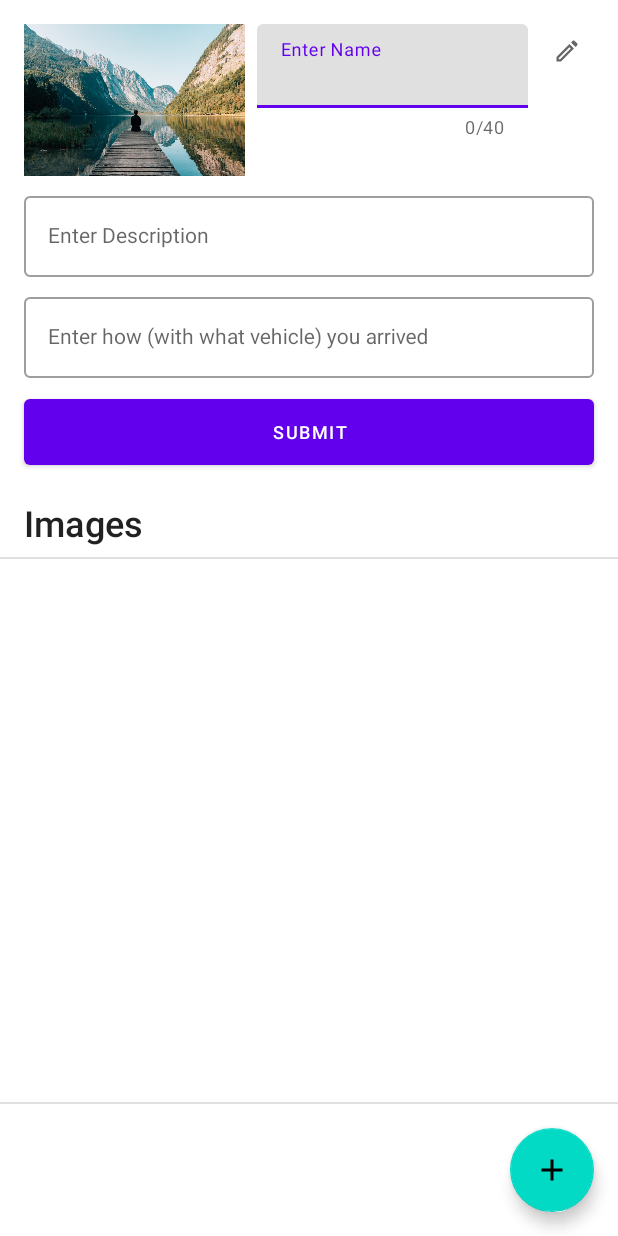
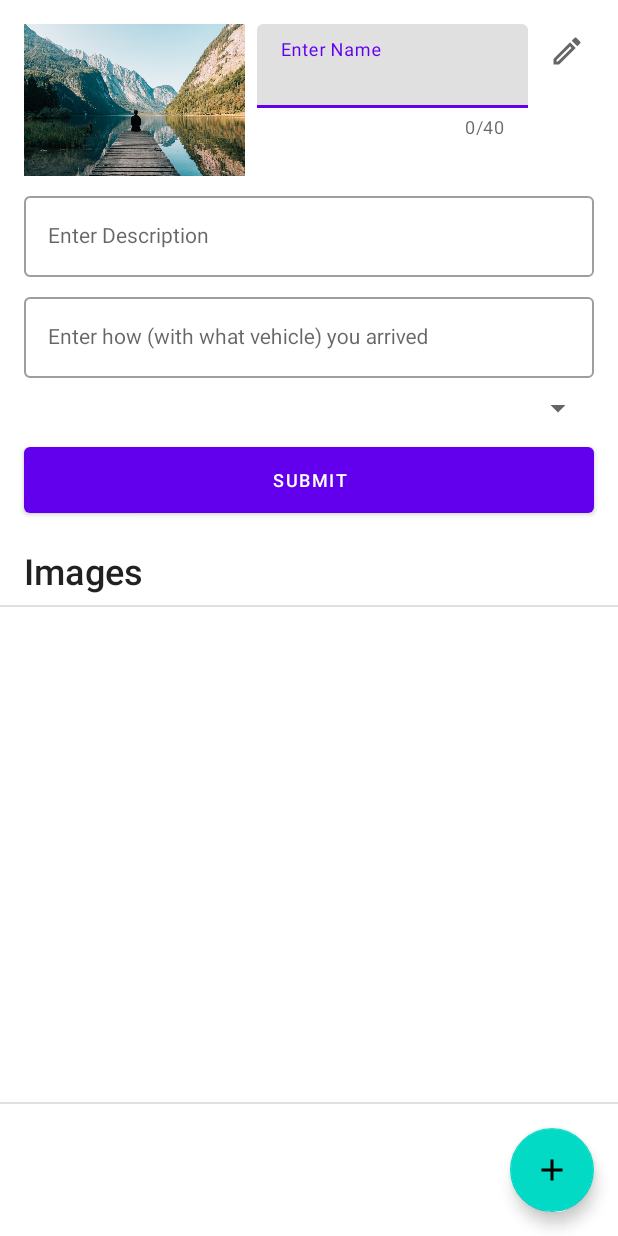
Before and after one commit to Alainrroser/swift-travel, an Android app: the layout activity_location_details.xml on its own in the app's theme, with its tools: preview values and no code run, on a phone screen of 412 x 824 dp. Run offline under Robolectric (Android 15) with nearby library versions, the phone set to English and light mode, and no system bars.

```diff
--- a/app/src/main/java/ch/bbcag/swift_travel/activities/DayDetailsActivity.java
+++ b/app/src/main/java/ch/bbcag/swift_travel/activities/DayDetailsActivity.java
@@ -235,7 +235,6 @@ public class DayDetailsActivity extends UpButtonActivity implements SearchView.O
 			intent.removeExtra(Const.ADD_LOCATION);
 			checkIfDurationOverlaps(intent);
 			addLocationIfNotOverlaps(location, intent);
-
 		}
 	}
 
--- a/app/src/main/res/layout/activity_location_details.xml
+++ b/app/src/main/res/layout/activity_location_details.xml
@@ -82,7 +82,7 @@
         android:backgroundTint="@android:color/transparent"
         android:clickable="true"
         android:contentDescription="@string/edit"
-        android:src="@drawable/edit_20"
+        android:src="@drawable/edit_24"
         app:layout_constraintEnd_toEndOf="parent"
         app:layout_constraintTop_toTopOf="parent" />
 
@@ -99,6 +99,16 @@
         app:layout_constraintTop_toBottomOf="@id/location_title"
         tools:visibility="visible" />
 
+    <Spinner
+        android:id="@+id/location_category_spinner"
+        android:layout_width="0dp"
+        android:layout_height="wrap_content"
+        android:layout_marginTop="8dp"
+        app:layout_constraintEnd_toEndOf="@id/location_edit_transport_layout"
+        app:layout_constraintStart_toStartOf="@id/location_edit_transport_layout"
+        app:layout_constraintTop_toBottomOf="@id/location_edit_transport_layout"
+        />
+
     <Button
         android:id="@+id/location_submit_button"
         android:layout_width="0dp"
@@ -112,7 +122,7 @@
         app:layout_constraintBottom_toTopOf="@id/images_title"
         app:layout_constraintEnd_toEndOf="parent"
         app:layout_constraintStart_toStartOf="parent"
-        app:layout_constraintTop_toBottomOf="@+id/location_edit_transport_layout" />
+        app:layout_constraintTop_toBottomOf="@+id/location_category_spinner" />
 
     <Space
         android:id="@+id/duration_space"
@@ -174,14 +184,14 @@
         style="@style/Widget.MaterialComponents.TextInputLayout.OutlinedBox"
         android:layout_width="0dp"
         android:layout_height="wrap_content"
+        android:maxHeight="150dp"
         android:layout_marginStart="16dp"
         android:layout_marginTop="8dp"
         android:layout_marginEnd="16dp"
         android:gravity="start|top"
         android:hint="@string/transport_hint"
         android:importantForAutofill="no"
-        android:maxHeight="150dp"
-        app:layout_constraintBottom_toTopOf="@id/location_submit_button"
+        app:layout_constraintBottom_toTopOf="@id/location_category_spinner"
         app:layout_constraintEnd_toEndOf="parent"
         app:layout_constraintStart_toStartOf="parent"
         app:layout_constraintTop_toBottomOf="@id/location_edit_description_layout">
@@ -208,7 +218,7 @@
         android:id="@+id/location_form"
         android:layout_width="wrap_content"
         android:layout_height="wrap_content"
-        app:constraint_referenced_ids="location_submit_button,location_edit_description_layout,edit_title_layout, location_edit_transport_layout"
+        app:constraint_referenced_ids="location_submit_button,location_edit_description_layout,edit_title_layout, location_edit_transport_layout,location_category_spinner"
         app:layout_constraintEnd_toStartOf="parent"
         app:layout_constraintStart_toStartOf="parent"
         app:layout_constraintTop_toTopOf="parent"
--- a/app/src/main/res/values/strings.xml
+++ b/app/src/main/res/values/strings.xml
@@ -107,4 +107,5 @@
     <string name="category_hotel">Hotel</string>
     <string name="category_restaurant">Restaurant</string>
     <string name="category_place">Place</string>
+    <string name="category_error">Category dropdown error. Please restart the app.</string>
 </resources>
```
Also changed, not shown: app/src/main/java/ch/bbcag/swift_travel/activities/CreateActivity.java (+4 -6 lines), app/src/main/java/ch/bbcag/swift_travel/activities/LocationDetailsActivity.java (+45 -2 lines), app/src/main/java/ch/bbcag/swift_travel/adapter/LocationAdapter.java (+19 -6 lines), app/src/main/res/drawable/line_bg_single.xml (added, +9 -0 lines), app/src/main/res/values/categories.xml (added, +9 -0 lines).
